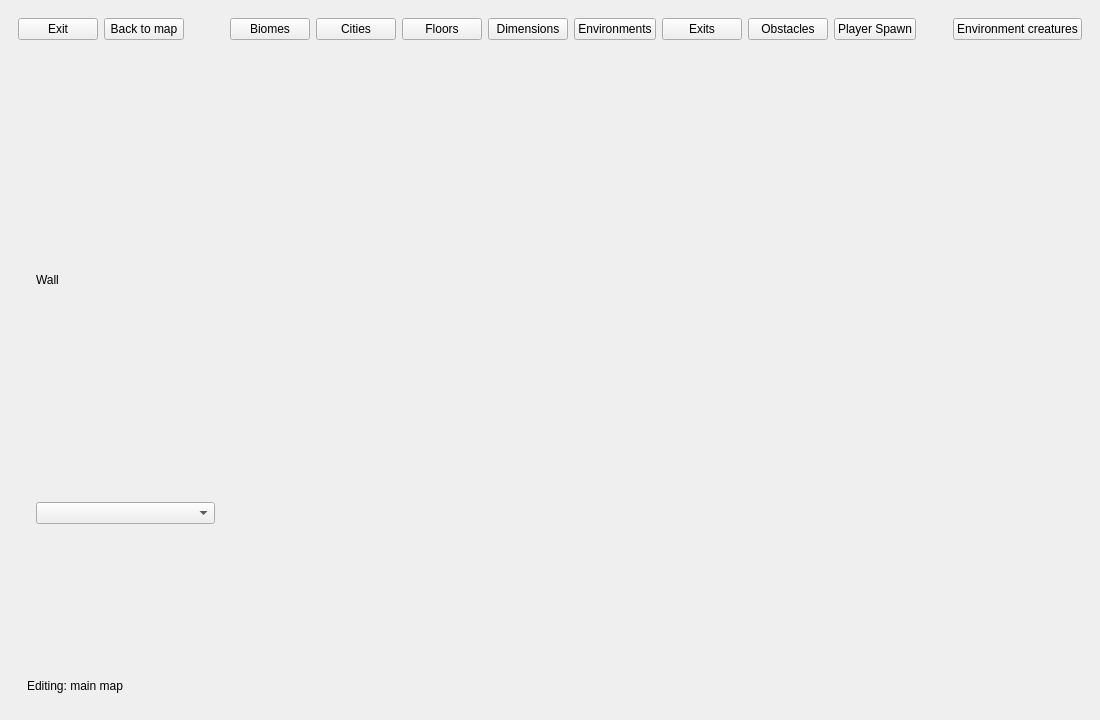
NicolasdelaTorre/TP_Grupal_Grupo_09_Argentum, file editor/EditorWindow.ui: the form before one commit.
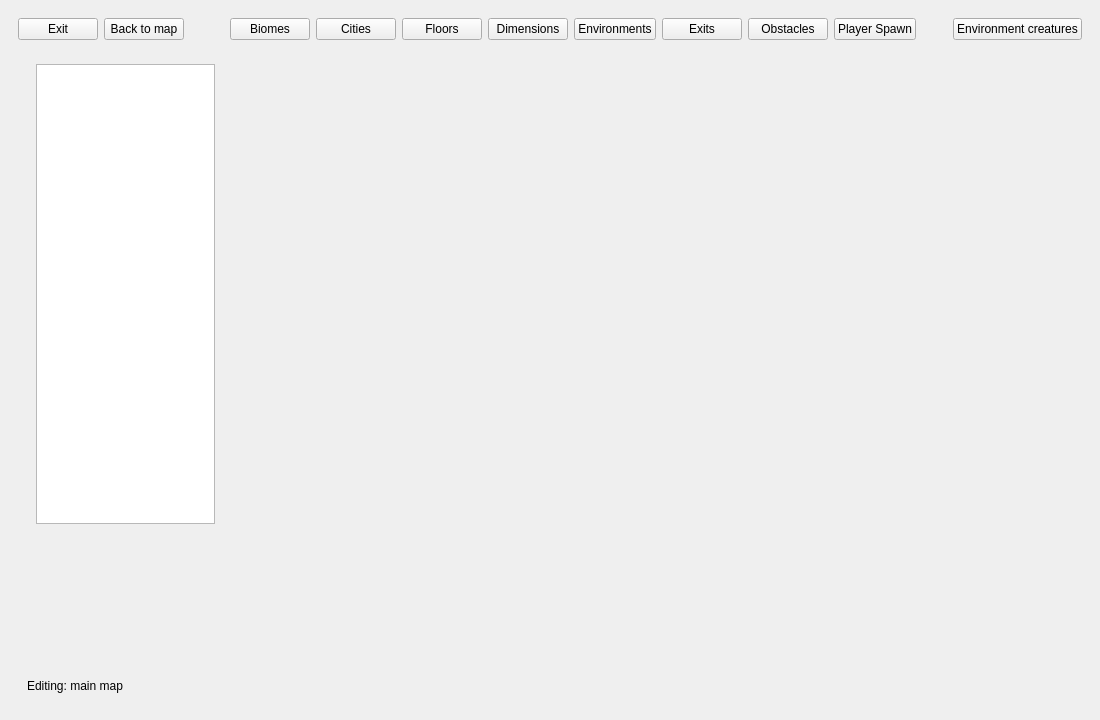
The form after the commit. The open tabs and pages were chosen to show the change.

```diff
--- a/editor/EditorWindow.ui
+++ b/editor/EditorWindow.ui
@@ -978,15 +978,15 @@
                <widget class="QWidget" name="pageToolWalls">
                 <layout class="QVBoxLayout" name="wallToolsLayout">
                  <item>
-                  <widget class="QLabel" name="labelWall">
-                   <property name="text">
-                    <string>Wall</string>
+                  <widget class="QListWidget" name="listWallTemplate">
+                   <property name="minimumSize">
+                    <size>
+                     <width>0</width>
+                     <height>200</height>
+                    </size>
                    </property>
                   </widget>
                  </item>
-                 <item>
-                  <widget class="QComboBox" name="comboWallTemplate"/>
-                 </item>
                 </layout>
                </widget>
                <widget class="QWidget" name="pageToolExits">
```
Left out of the diff: 12 changed lines with no effect on the pictures.
